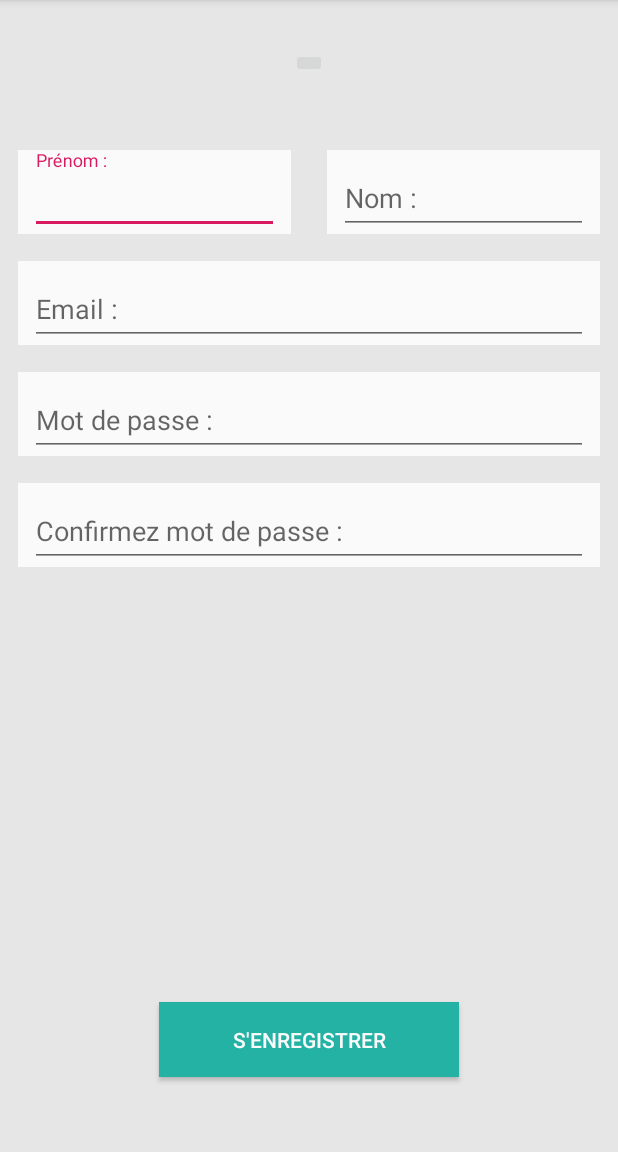
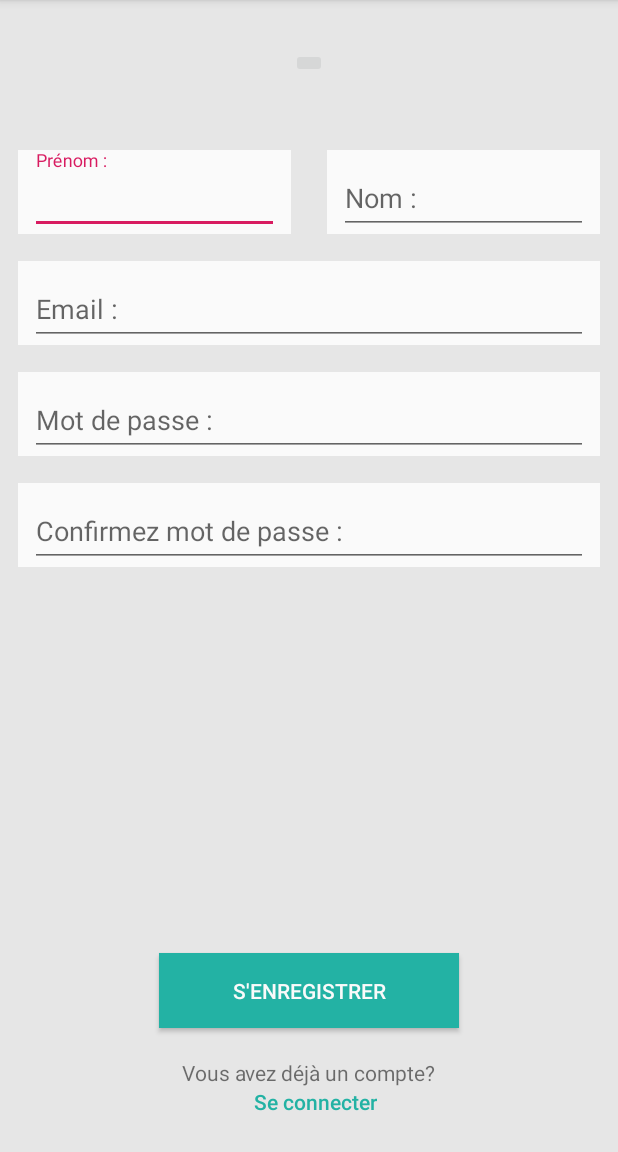
Before and after one commit to NoeColin/ErudY, an Android app: the fragment RegisterFragment shown on its own in the app's theme, on a phone screen of 412 x 824 dp, the part 84-1236 px from its top. Run offline under Robolectric (Android 15) with nearby library versions, the phone set to English and light mode, and no system bars; our stand-ins replace Dagger/Hilt's generated code.

Commit message:
Fix register layout

```diff
--- a/app/src/main/java/com/example/erudy/presentation/ui/fragments/RegisterFragment.kt
+++ b/app/src/main/java/com/example/erudy/presentation/ui/fragments/RegisterFragment.kt
@@ -8,8 +8,10 @@ import com.example.erudy.R
 import com.example.erudy.base.BaseFragment
 import com.example.erudy.presentation.presenter.presenter.RegisterFragmentPresenter
 import com.example.erudy.presentation.presenter.view.RegisterView
+import com.example.erudy.presentation.ui.activity.LoginActivity
 import dagger.android.support.AndroidSupportInjection
-import kotlinx.android.synthetic.main.fragment_login.*
+import kotlinx.android.synthetic.main.fragment_login.loader
+import kotlinx.android.synthetic.main.fragment_register.*
 import javax.inject.Inject
 
 class RegisterFragment : BaseFragment<RegisterFragmentPresenter>(), RegisterView {
@@ -39,4 +41,11 @@ class RegisterFragment : BaseFragment<RegisterFragmentPresenter>(), RegisterView
     override fun showError(errorMessage: String) {
         Toast.makeText(context, errorMessage, Toast.LENGTH_SHORT).show()
     }
+
+    override fun onViewCreated(view: View, savedInstanceState: Bundle?) {
+        super.onViewCreated(view, savedInstanceState)
+        login.setOnClickListener {
+            (activity as LoginActivity).goToLogin()
+        }
+    }
 }
--- a/app/src/main/res/layout/fragment_register.xml
+++ b/app/src/main/res/layout/fragment_register.xml
@@ -147,13 +147,35 @@
         android:id="@+id/register_button"
         android:layout_width="200dp"
         android:layout_height="50dp"
-        android:layout_marginBottom="50dp"
+        android:layout_marginBottom="20dp"
         android:background="@color/colorYnovGreen"
         android:text="@string/register"
         android:textColor="@color/colorWhite"
-        app:layout_constraintBottom_toBottomOf="parent"
+        app:layout_constraintBottom_toTopOf="@+id/already_register"
         app:layout_constraintEnd_toEndOf="@+id/input_confirm_password"
         app:layout_constraintStart_toStartOf="@+id/input_confirm_password" />
+
+    <TextView
+        android:id="@+id/already_register"
+        android:layout_width="wrap_content"
+        android:layout_height="wrap_content"
+        android:text="@string/already_register"
+        app:layout_constraintEnd_toEndOf="parent"
+        app:layout_constraintStart_toStartOf="parent"
+        app:layout_constraintBottom_toTopOf="@+id/login" />
+
+    <TextView
+        android:id="@+id/login"
+        android:layout_width="wrap_content"
+        android:layout_height="wrap_content"
+        android:layout_marginStart="8dp"
+        android:text="@string/login"
+        android:textAppearance="@style/TextAppearance.AppCompat.Body2"
+        android:textColor="@color/colorYnovGreen"
+        android:layout_marginBottom="24dp"
+        app:layout_constraintEnd_toEndOf="parent"
+        app:layout_constraintStart_toStartOf="parent"
+        app:layout_constraintBottom_toBottomOf="parent" />
 
     <ProgressBar
         android:id="@+id/loader"
--- a/app/src/main/res/values/strings.xml
+++ b/app/src/main/res/values/strings.xml
@@ -17,4 +17,5 @@
     <string name="lastname_example">Sacquet</string>
     <string name="text_promotion">Promotion :</string>
     <string name="promotion_promotion">Communauté de l\'anneau</string>
+    <string name="already_register">Vous avez déjà un compte?</string>
 </resources>
```
Also changed, not shown: app/src/main/res/layout/fragment_login.xml (+6 -6 lines).
